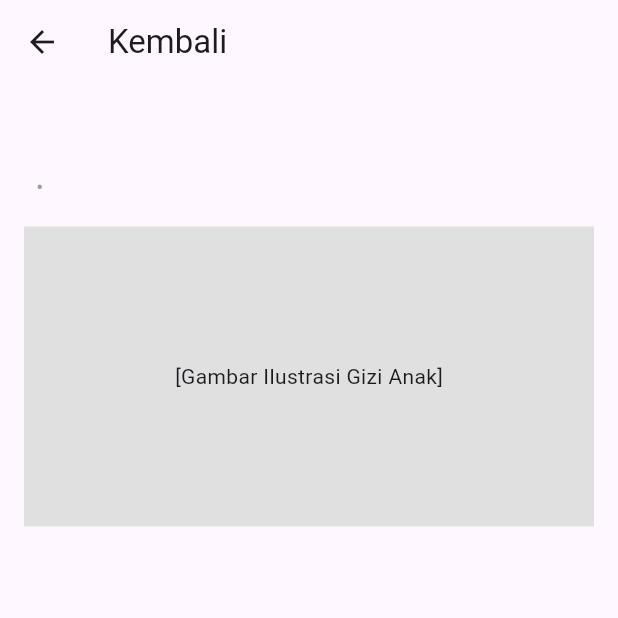
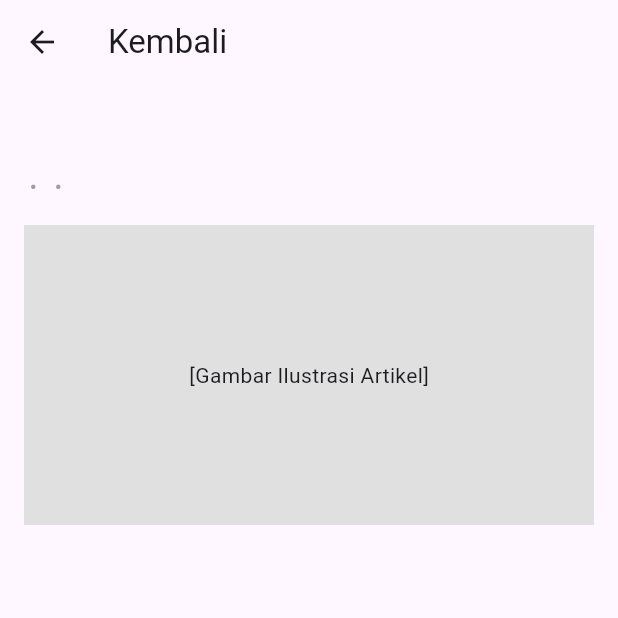
Before and after one commit to ipaddr/MPLJJ25-138-KEL-11, a Flutter app: the ArticleScreen screen opened directly with empty values, on a phone screen of 412 x 824 dp, the top half of it. Run offline on Flutter 3.47's test engine with Material 3 defaults, Android fonts, the light colour scheme and no system bars; our stand-ins replace cached_network_image, cloud_firestore, firebase_auth, firebase_core, firebase_storage, fl_chart and 3 more; accounts and stored records are empty.

```diff
--- a/siginas/lib/views/article_screen.dart
+++ b/siginas/lib/views/article_screen.dart
@@ -3,17 +3,18 @@ import 'package:cached_network_image/cached_network_image.dart'; // Pastikan imp
 
 class ArticleScreen extends StatelessWidget {
   final String title;
-  final String authorDate;
-  final String readTime;
-  final String? imageUrl; // Ini sudah benar sebagai nullable String
+  final String author; // <-- Menggunakan "author" dari Firestore
+  final String
+      formattedPublishDate; // <-- Menggunakan nama yang lebih jelas untuk tanggal publikasi
+  final String? imageUrl;
   final String content;
 
   const ArticleScreen({
     super.key,
     required this.title,
-    required this.authorDate,
-    required this.readTime,
-    this.imageUrl, // <--- Perbaiki: Hapus nilai default seperti = ''
+    required this.author, // <-- required: author
+    required this.formattedPublishDate, // <-- required: tanggal publikasi yang sudah diformat
+    this.imageUrl, // <-- imageUrl tetap nullable, tanpa default value
     required this.content,
   });
 
@@ -42,20 +43,17 @@ class ArticleScreen extends StatelessWidget {
             const SizedBox(height: 8.0),
             Row(
               children: [
+                // Menampilkan Author dan Tanggal Publikasi
                 Text(
-                  authorDate,
+                  '$author • $formattedPublishDate', // Menggabungkan Author dan Tanggal
                   style: const TextStyle(color: Colors.grey),
                 ),
                 const SizedBox(width: 8.0),
                 const Text(
-                  '•',
+                  '•', // Pemisah antara tanggal dan waktu baca
                   style: TextStyle(color: Colors.grey),
                 ),
                 const SizedBox(width: 8.0),
-                Text(
-                  readTime,
-                  style: const TextStyle(color: Colors.grey),
-                ),
               ],
             ),
             const SizedBox(height: 16.0),
@@ -63,25 +61,20 @@ class ArticleScreen extends StatelessWidget {
             Container(
               width: double.infinity,
               height: 200.0,
-              color:
-                  Colors.grey[300], // Placeholder warna abu-abu seperti gambar
+              color: Colors.grey[300], // Placeholder warna abu-abu
               child: Center(
-                // KOREKSI DI SINI: Menggunakan CachedNetworkImage dan penanganan null/empty
+                // Menggunakan CachedNetworkImage untuk caching dan penanganan null/empty
                 child: imageUrl != null && imageUrl!.isNotEmpty
                     ? CachedNetworkImage(
-                        // Gunakan CachedNetworkImage
-                        imageUrl:
-                            imageUrl!, // Gunakan ! karena sudah diperiksa tidak null
+                        imageUrl: imageUrl!,
                         fit: BoxFit.cover,
-                        placeholder: (context, url) => const Center(
-                            child:
-                                CircularProgressIndicator()), // Indikator loading
-                        errorWidget: (context, url, error) => const Center(
-                            child: Icon(Icons
-                                .broken_image)), // Ikon error jika gambar gagal dimuat
+                        placeholder: (context, url) =>
+                            const Center(child: CircularProgressIndicator()),
+                        errorWidget: (context, url, error) =>
+                            const Center(child: Icon(Icons.broken_image)),
                       )
                     : const Text(
-                        '[Gambar Ilustrasi Gizi Anak]'), // Placeholder jika tidak ada URL
+                        '[Gambar Ilustrasi Artikel]'), // Teks placeholder jika tidak ada URL
               ),
             ),
             const SizedBox(height: 16.0),
@@ -90,7 +83,6 @@ class ArticleScreen extends StatelessWidget {
               style: const TextStyle(fontSize: 16.0, height: 1.5),
             ),
             const SizedBox(height: 32.0),
-            // Bagian "Sumber Protein Terbaik" akan menjadi bagian dari konten
           ],
         ),
       ),
```
Also changed, not shown: siginas/lib/views/all_pending_registration.dart (+37 -55 lines), siginas/lib/views/auth/login_screen.dart (+44 -15 lines), siginas/lib/views/home_screen.dart (+44 -24 lines), siginas/lib/views/registration_details.dart (+51 -10 lines), siginas/lib/widgets/monthly_recipient_chart.dart (+101 -69 lines).
